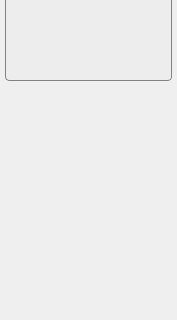
Qt form GUI/Qt/Components/SnakeWizardPanel.ui (pyushkevich/itksnap) before a commit; both pictures show x 0 to 177 and y 360 to 680 of the 177 by 680 pixel window.
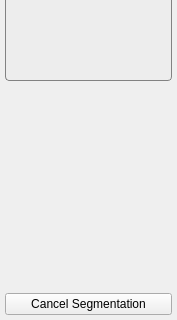
The same form after that commit. Icons and pictures are not drawn. Custom widgets are drawn as their Qt base class.

```diff
--- a/GUI/Qt/Components/SnakeWizardPanel.ui
+++ b/GUI/Qt/Components/SnakeWizardPanel.ui
@@ -1045,6 +1045,13 @@
      </property>
     </spacer>
    </item>
+   <item>
+    <widget class="QPushButton" name="btnCancel">
+     <property name="text">
+      <string>Cancel Segmentation</string>
+     </property>
+    </widget>
+   </item>
   </layout>
  </widget>
  <customwidgets>
```
